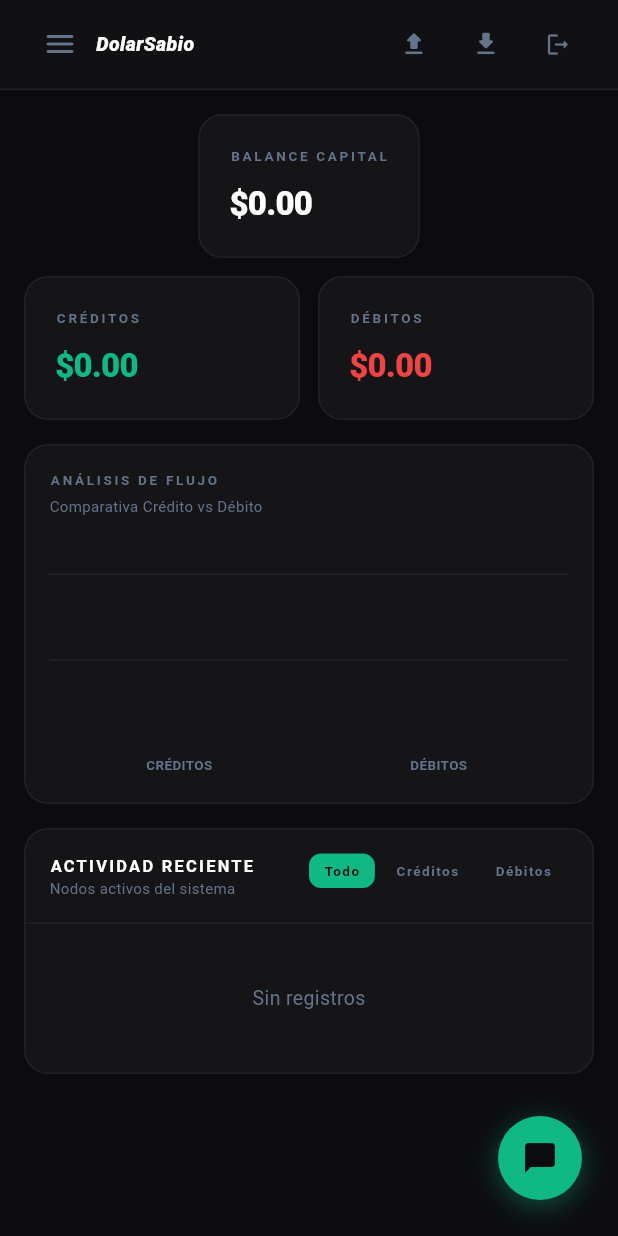
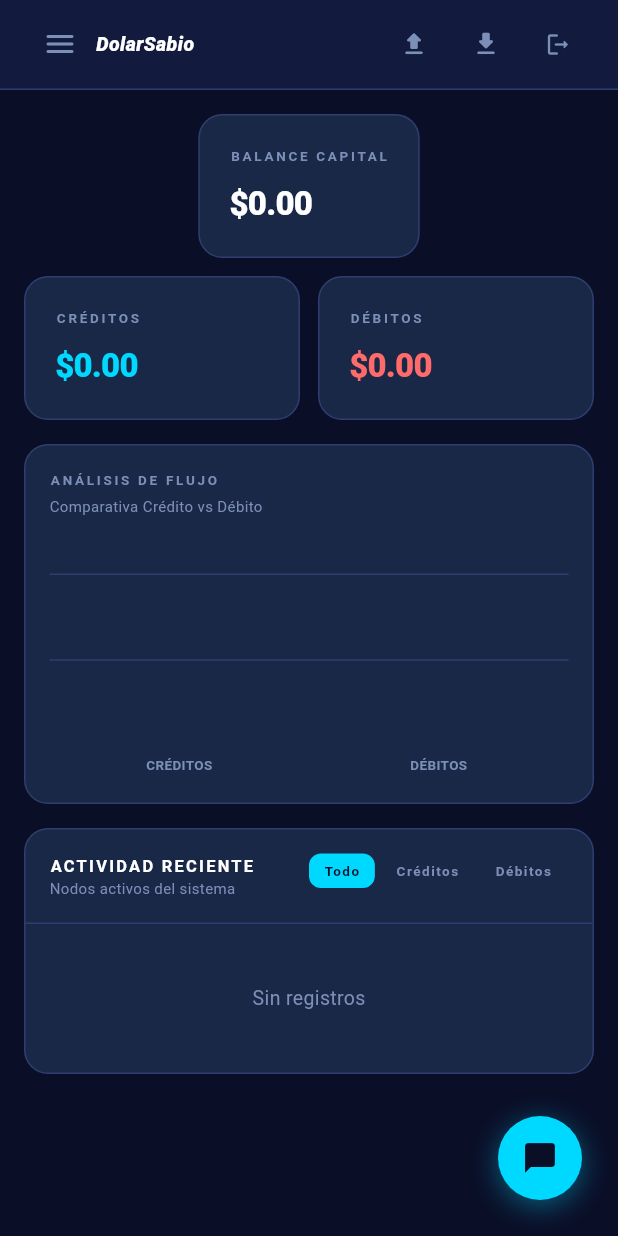
Before and after one commit to KevinCM41/DolarSabio, a Flutter app: the screen it shows once a user with an empty profile is signed in, on a phone screen of 412 x 824 dp. Run offline on Flutter 3.47's test engine with Material 3 defaults, Android fonts, the phone set to English and light mode, and no system bars; drawn by our look-alikes of fl_chart; our stand-ins replace cloud_firestore, file_picker, firebase_auth, firebase_core, google_sign_in, pdf and 1 more; missing offline and left inert: excel, file_saver; accounts and stored records are empty; network calls fail; Roboto replaces fonts that are missing (GoogleSans, RobotoMono).

Commit message:
Cambio en el color

```diff
--- a/lib/utils/theme.dart
+++ b/lib/utils/theme.dart
@@ -4,17 +4,19 @@
 import 'package:flutter/material.dart';
 
 class AppTheme {
-  // ── Colores base ──────────────────────────────────────────────────────────
-  static const Color darkBg = Color(0xFF0C0C0F);
-  static const Color darkSurface = Color(0xFF111114);
-  static const Color darkCard = Color(0xFF151518);
-  static const Color darkBorder = Color(0xFF222226);
-  static const Color darkMuted = Color(0xFF64748B);
-  static const Color darkText = Color(0xFFE2E8F0);
+  // ── Colores base mejorados ────────────────────────────────────────────────
+  static const Color darkBg = Color(0xFF0A0E27);        // Azul oscuro profesional
+  static const Color darkSurface = Color(0xFF121B3D);   // Superficie más profunda
+  static const Color darkCard = Color(0xFF1A2847);      // Card con gradiente azul
+  static const Color darkBorder = Color(0xFF2E3E6F);    // Borde más visible
+  static const Color darkMuted = Color(0xFF7C8FB8);     // Gris azulado
+  static const Color darkText = Color(0xFFF0F4FF);      // Blanco cálido
 
-  static const Color accentPrimary = Color(0xFF10B981); // emerald-500
-  static const Color accentRed = Color(0xFFEF4444);     // rose-500
-  static const Color accentIndigo = Color(0xFF6366F1);  // indigo-500
+  static const Color accentPrimary = Color(0xFF00D9FF); // Cyan vibrante
+  static const Color accentSecondary = Color(0xFF00B4E3); // Cyan oscuro
+  static const Color accentRed = Color(0xFFFF6B6B);     // Rojo moderno
+  static const Color accentIndigo = Color(0xFF7C5CFF);  // Púrpura vibrante
+  static const Color accentGreen = Color(0xFF00F5A0);   // Verde neón
 
   // ── ThemeData ─────────────────────────────────────────────────────────────
   static ThemeData get theme => ThemeData(
```
